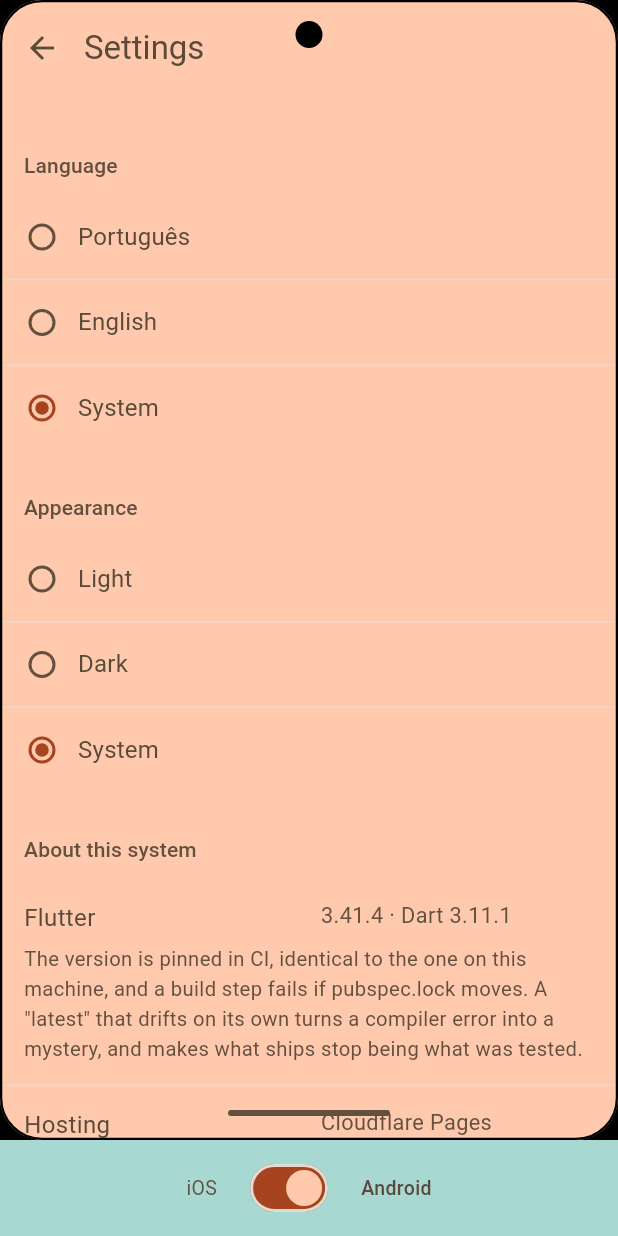
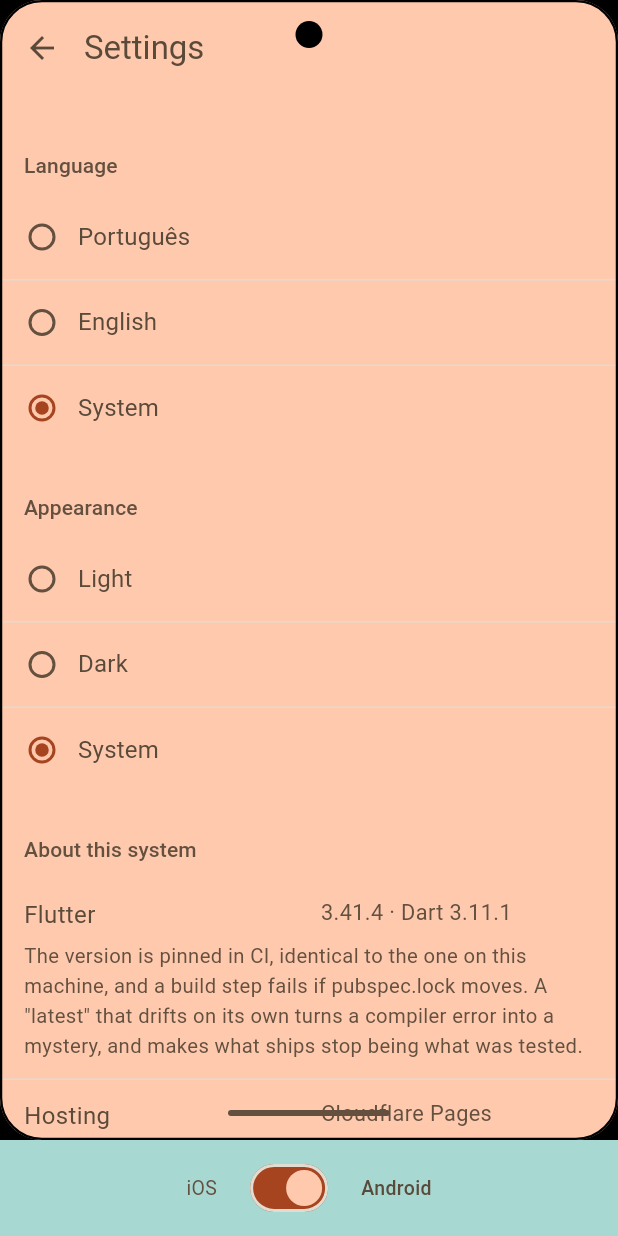
Before and after one commit to brunordrdev/portfolio-os, a Flutter app: the HomeScreen screen opened by its route, after a tap on "Settings", on a phone screen of 412 x 824 dp. Run offline on Flutter 3.47's test engine with Material 3 defaults, Android fonts, the phone set to English and light mode, and no system bars; our stand-ins replace clock, flutter_svg, go_router, shared_preferences; accounts and stored records are empty.

Commit message:
Barra de status e linha de lista: métrica pela costura
A altura da barra de status já era membro; o que ia dentro dela não era.
Corpo, peso, calha, tamanho de ícone e vão entre ícones estavam chumbados
no widget compartilhado, e não são neutros: a barra do iOS é discreta e
alta, com hora pequena em semibold; a do Android é maior e em peso normal.
Foram juntos num objeto de valor, pelo mesmo motivo da grade — barra se
ajusta inteira.

A linha de ficha de "Sobre este sistema" montava a própria margem e por
isso não obedecia a nenhuma das duas plataformas. Agora é `settingsRow`:
o Material pede 56 de altura mínima, o iOS não pede altura, pede respiro.
A tela de Ajustes perdeu uma linha.

A tela de bloqueio ganhou catorze linhas, e são de comentário. Ela sai da
lista de suspeitos: os números dela estão ali de propósito, porque a capa
é uma só nas duas peles. O motivo é a versão HTML, que aparece no primeiro
byte e não tem como saber a plataforma — a detecção mora no Dart, que
ainda não montou. Pele específica no bloqueio criaria um salto visível no
instante em que o Flutter cobrisse a versão estática. O comentário diz
isso, e diz também o que faria o assunto voltar: o dia em que o bloqueio
deixar de ter versão estática.

Co-Authored-By: Claude Opus 5 (1M context) <noreply@anthropic.com>

```diff
--- a/lib/core/platform/android_spec.dart
+++ b/lib/core/platform/android_spec.dart
@@ -84,6 +84,27 @@ class AndroidSpec extends PlatformSpec {
   // a barra colada na borda.
   @override
   double get systemChromeHeight => 32;
+
+  // Hora maior e em peso normal, ícones um pouco maiores: a barra do
+  // Android é mais legível e menos discreta.
+  @override
+  StatusBarMetrics get statusBar => const StatusBarMetrics(
+    textSize: 14,
+    textWeight: FontWeight.w400,
+    gutter: 16,
+    iconSize: 16,
+    iconGap: 8,
+  );
+
+  // Linha de lista do M3: 56 de altura mínima, com o respiro por fora.
+  @override
+  Widget settingsRow({required Widget child}) => ConstrainedBox(
+    constraints: const BoxConstraints(minHeight: 56),
+    child: Padding(
+      padding: const EdgeInsets.fromLTRB(16, 12, 16, 12),
+      child: child,
+    ),
+  );
 
   // Ponto, sem número: o launcher do Android avisa que há novidade e não
   // diz quantas. A contagem fica dentro do app, que é onde ela cabe.
--- a/lib/core/platform/ios_spec.dart
+++ b/lib/core/platform/ios_spec.dart
@@ -80,6 +80,22 @@ class IOSSpec extends PlatformSpec {
   // um furo de câmera pede, e a hora fica ao lado dela, não embaixo.
   @override
   double get systemChromeHeight => 54;
+
+  // Hora em corpo pequeno e peso semibold, ícones miúdos: a barra do iOS é
+  // discreta e alta.
+  @override
+  StatusBarMetrics get statusBar => const StatusBarMetrics(
+    textSize: 12,
+    textWeight: FontWeight.w600,
+    gutter: 18,
+    iconSize: 14,
+    iconGap: 6,
+  );
+
+  // Sem altura mínima: a linha do iOS respira por dentro, não por fora.
+  @override
+  Widget settingsRow({required Widget child}) =>
+      Padding(padding: const EdgeInsets.fromLTRB(16, 14, 16, 14), child: child);
 
   // Cápsula com o número: o iOS diz quantas novidades há.
   @override
--- a/lib/core/platform/platform_spec.dart
+++ b/lib/core/platform/platform_spec.dart
@@ -2,6 +2,33 @@ import 'package:flutter/widgets.dart';
 
 /// Uma borda lateral da tela.
 enum ScreenEdge { left, right }
+
+/// As medidas da barra de status.
+///
+/// Juntas pelo mesmo motivo da grade: corpo, peso, calha e ícone formam uma
+/// barra, e barra se ajusta inteira. A altura já era membro; o que ia dentro
+/// dela é que continuava chumbado.
+@immutable
+class StatusBarMetrics {
+  const StatusBarMetrics({
+    required this.textSize,
+    required this.textWeight,
+    required this.gutter,
+    required this.iconSize,
+    required this.iconGap,
+  });
+
+  final double textSize;
+  final FontWeight textWeight;
+
+  /// Da borda da tela até a hora, e até o último ícone do outro lado.
+  final double gutter;
+
+  final double iconSize;
+
+  /// Entre um ícone de sistema e o seguinte.
+  final double iconGap;
+}
 
 /// Identidade do selo na árvore.
 ///
@@ -168,6 +195,16 @@ abstract class PlatformSpec {
     required ValueChanged<bool> onChanged,
   });
 
+  /// O que vai dentro da barra de status.
+  StatusBarMetrics get statusBar;
+
+  /// Uma linha de lista de ajustes, com a métrica da plataforma.
+  ///
+  /// O Material pede 56 de altura mínima; o iOS não pede altura, pede
+  /// respiro. A linha de ficha de "Sobre este sistema" montava a própria
+  /// margem e por isso não obedecia a nenhum dos dois.
+  Widget settingsRow({required Widget child});
+
   /// Como esta plataforma marca um app que tem novidade.
   ///
   /// Não é o tamanho do selo: é o selo inteiro. O iOS conta quantas — uma
--- a/lib/features/settings/settings_screen.dart
+++ b/lib/features/settings/settings_screen.dart
@@ -81,8 +81,7 @@ class _Fact extends StatelessWidget {
     final spec = context.platform;
     final url = fact.url;
 
-    final body = Padding(
-      padding: const EdgeInsets.fromLTRB(16, 14, 16, 14),
+    final body = spec.settingsRow(
       child: Column(
         crossAxisAlignment: CrossAxisAlignment.start,
         children: [
--- a/lib/shared/widgets/status_bar.dart
+++ b/lib/shared/widgets/status_bar.dart
@@ -20,7 +20,7 @@ class StatusBar extends StatelessWidget {
     return SizedBox(
       height: spec.systemChromeHeight,
       child: Padding(
-        padding: const EdgeInsets.symmetric(horizontal: 18),
+        padding: EdgeInsets.symmetric(horizontal: spec.statusBar.gutter),
         child: Row(
           children: [
             MinuteClock(
@@ -28,8 +28,8 @@ class StatusBar extends StatelessWidget {
                 clockText(now),
                 style: TextStyle(
                   color: tokens.onWallpaper,
-                  fontSize: 12,
-                  fontWeight: FontWeight.w600,
+                  fontSize: spec.statusBar.textSize,
+                  fontWeight: spec.statusBar.textWeight,
                   fontFamilyFallback: spec.fontFallback,
                   height: 1,
                 ),
@@ -37,11 +37,14 @@ class StatusBar extends StatelessWidget {
             ),
             const Spacer(),
             IconTheme(
-              data: IconThemeData(color: tokens.onWallpaper, size: 14),
+              data: IconThemeData(
+                color: tokens.onWallpaper,
+                size: spec.statusBar.iconSize,
+              ),
               child: Row(
                 children: [
                   AppGlyph(AppGlyphs.wifi),
-                  const SizedBox(width: 6),
+                  SizedBox(width: spec.statusBar.iconGap),
                   AppGlyph(AppGlyphs.battery),
                 ],
               ),
```
Also changed, not shown: lib/features/lock/lock_screen.dart (+14 -0 lines), 5 other files.
